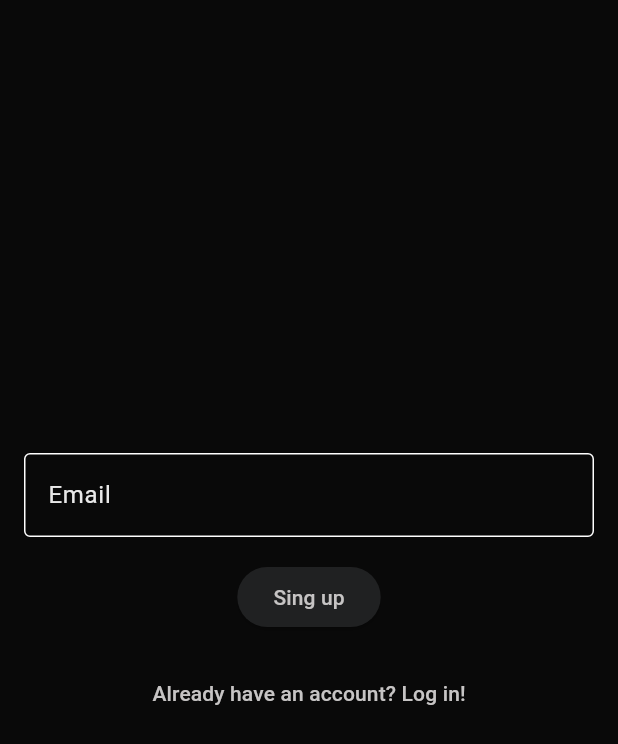
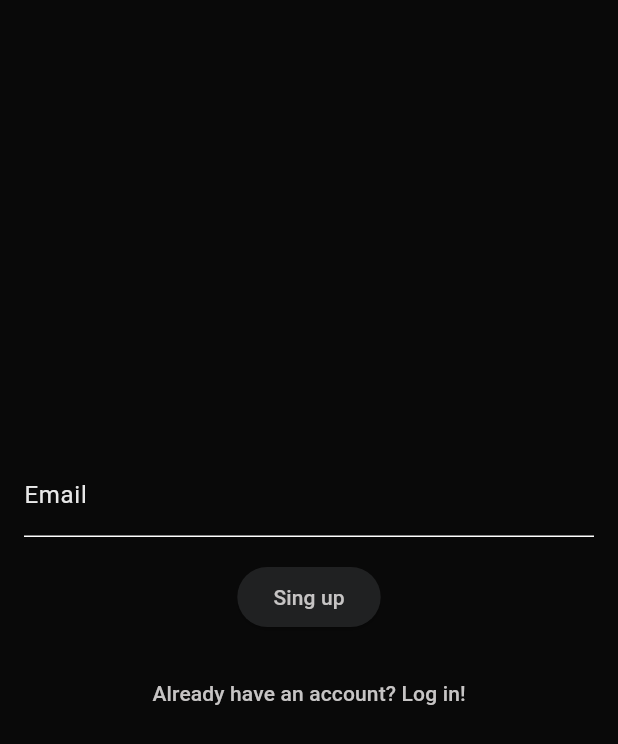
Before and after one commit to FrancescBrau/niu_app, a Flutter app: the screen it shows after launch, on a phone screen of 412 x 824 dp. Shown: the top 744 px of the screen. Run offline on Flutter 3.47's test engine with Material 3 defaults, Android fonts, the phone set to English and light mode, and no system bars; our stand-ins replace google_fonts, shared_preferences; Roboto replaces fonts that are missing (Afacad).

```diff
--- /dev/null
+++ b/lib/config/const.dart
@@ -0,0 +1,7 @@
+import 'package:flutter/material.dart';
+
+// sizedbox
+
+const SizedBox bigSpace = SizedBox(height: 40);
+const SizedBox midSpace = SizedBox(height: 24);
+const SizedBox smallSpace = SizedBox(height: 16);
--- a/lib/features/auth/authentication_screen.dart
+++ b/lib/features/auth/screens/authentication_screen.dart
@@ -1,9 +1,16 @@
 import 'package:flutter/material.dart';
+import 'package:niu_app/config/const.dart';
+import 'package:niu_app/features/auth/widgets/build_email_field.dart';
+import 'package:niu_app/features/auth/widgets/build_message_text.dart';
 import 'package:niu_app/features/profile/profile_screen.dart';
-import 'package:niu_app/shared/shared_preferences.dart';
+import 'package:niu_app/shared/repositories/shared_preferences.dart';
 
 class AuthenticationScreen extends StatefulWidget {
-  const AuthenticationScreen({super.key});
+  const AuthenticationScreen(
+      {super.key, required this.toggleTheme, required this.isDarkTheme});
+
+  final VoidCallback toggleTheme;
+  final bool isDarkTheme;
 
   @override
   AuthenticationScreenState createState() => AuthenticationScreenState();
@@ -76,7 +83,11 @@
     Navigator.push(
       context,
       MaterialPageRoute(
-        builder: (context) => ProfileScreen(email: email),
+        builder: (context) => ProfileScreen(
+          email: email,
+          toggleTheme: widget.toggleTheme,
+          isDarkTheme: widget.isDarkTheme,
+        ),
       ),
     );
   }
@@ -89,27 +100,16 @@
         child: Column(
           mainAxisAlignment: MainAxisAlignment.center,
           children: [
-            _buildEmailField(),
-            const SizedBox(height: 16),
+            BuildEmailField(emailController: emailController),
+            smallSpace,
             _buildSubmitButton(),
-            const SizedBox(height: 16),
+            smallSpace,
             _buildToggleModeButton(),
-            const SizedBox(height: 16),
-            _buildMessageText(),
+            smallSpace,
+            BuildMessageText(message: message),
           ],
         ),
       ),
-    );
-  }
-
-  Widget _buildEmailField() {
-    return TextField(
-      controller: emailController,
-      decoration: const InputDecoration(
-        labelText: 'Email',
-        border: OutlineInputBorder(),
-      ),
-      keyboardType: TextInputType.emailAddress,
     );
   }
 
@@ -127,7 +127,8 @@
   }
 
   Widget _buildToggleModeButton() {
-    return TextButton(
+    return Center(
+      child: TextButton(
         onPressed: isLoading
             ? null
             : () {
@@ -141,14 +142,7 @@
               ? 'Already have an account? Log in!'
               : 'No account yet? Register!',
         ),
-    );
-  }
-
-  Widget _buildMessageText() {
-    return Text(
-      message,
-      style: const TextStyle(color: Colors.red),
-      textAlign: TextAlign.center,
+      ),
     );
   }
 }
--- /dev/null
+++ b/lib/features/auth/widgets/build_email_field.dart
@@ -0,0 +1,21 @@
+import 'package:flutter/material.dart';
+
+class BuildEmailField extends StatelessWidget {
+  const BuildEmailField({
+    super.key,
+    required this.emailController,
+  });
+
+  final TextEditingController emailController;
+
+  @override
+  Widget build(BuildContext context) {
+    return TextField(
+      controller: emailController,
+      decoration: const InputDecoration(
+        labelText: 'Email',
+      ),
+      keyboardType: TextInputType.emailAddress,
+    );
+  }
+}
--- /dev/null
+++ b/lib/features/auth/widgets/build_message_text.dart
@@ -0,0 +1,21 @@
+import 'package:flutter/material.dart';
+
+class BuildMessageText extends StatelessWidget {
+  const BuildMessageText({
+    super.key,
+    required this.message,
+  });
+
+  final String message;
+
+  @override
+  Widget build(BuildContext context) {
+    return Center(
+      child: Text(
+        message,
+        style: const TextStyle(color: Colors.red),
+        textAlign: TextAlign.center,
+      ),
+    );
+  }
+}
--- a/lib/main.dart
+++ b/lib/main.dart
@@ -1,6 +1,6 @@
 import 'package:flutter/material.dart';
 import 'package:niu_app/config/themes.dart';
-import 'package:niu_app/features/auth/authentication_screen.dart';
+import 'package:niu_app/features/auth/screens/authentication_screen.dart';
 
 void main() {
   runApp(const MainApp());
@@ -15,6 +15,7 @@
 
 class _MainAppState extends State<MainApp> {
   bool isDarkTheme = true;
+
   void _toggleTheme() {
     setState(() {
       isDarkTheme = !isDarkTheme;
@@ -24,10 +25,14 @@
   @override
   Widget build(BuildContext context) {
     return MaterialApp(
-        debugShowCheckedModeBanner: false,
-        theme: lightTheme,
-        darkTheme: darkTheme,
-        themeMode: isDarkTheme ? ThemeMode.dark : ThemeMode.light,
-        home: const AuthenticationScreen());
+      debugShowCheckedModeBanner: false,
+      theme: lightTheme,
+      darkTheme: darkTheme,
+      themeMode: isDarkTheme ? ThemeMode.dark : ThemeMode.light,
+      home: AuthenticationScreen(
+        toggleTheme: _toggleTheme,
+        isDarkTheme: true,
+      ),
+    );
   }
 }
```
Also changed, not shown: lib/features/global position /global_position_screen.dart (added, +14 -0 lines), lib/features/profile/profile_screen.dart (+41 -13 lines), lib/shared/repositories/database_repository.dart (renamed from lib/shared/database_repository.dart), lib/shared/repositories/shared_preferences.dart (renamed from lib/shared/shared_preferences.dart). Lines whose indentation alone changed are shown as unchanged.
